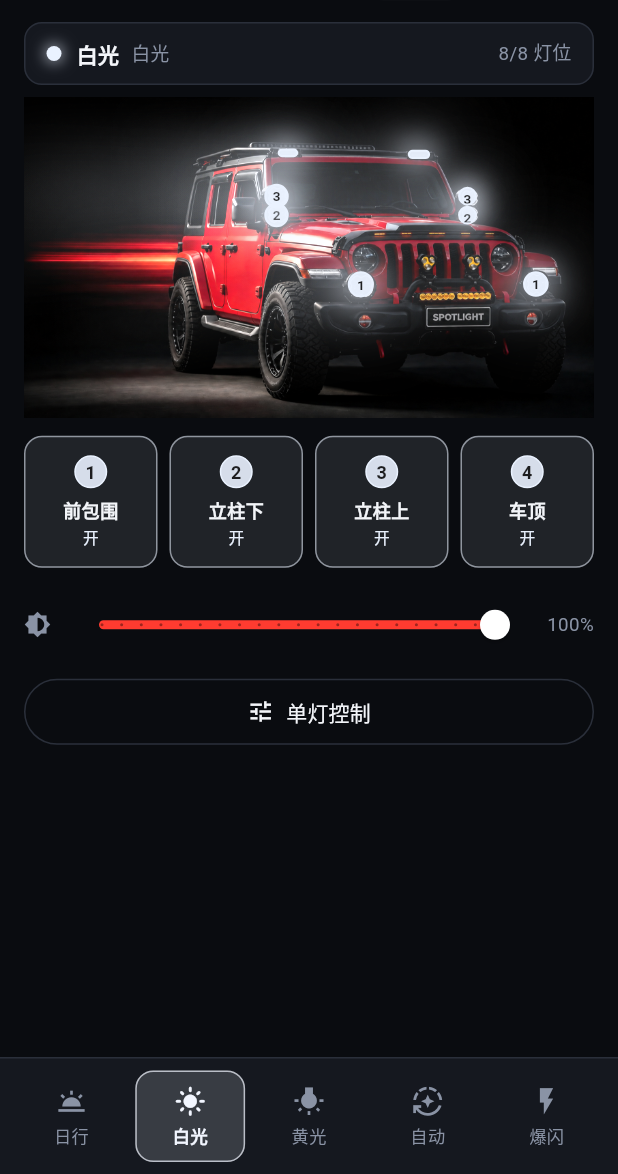
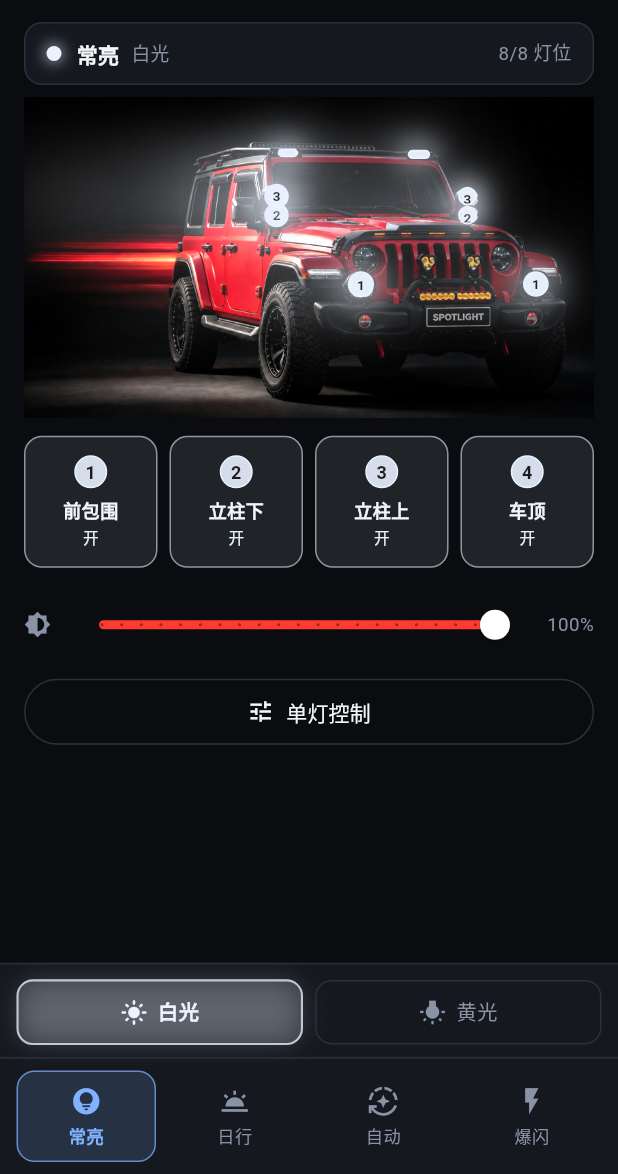
Before and after one commit to 981182547/YueyeShedeng, a Flutter app: the screen it shows after launch, on a phone screen of 412 x 824 dp, the part 62-1236 px from its top. Run offline on Flutter 3.47's test engine with Material 3 defaults, Android fonts, the phone set to English and light mode, and no system bars; our stand-ins replace flutter_blue_plus, permission_handler, shared_preferences.

Commit message:
颜色与模式拆成两个独立维度，加应用图标
底层本来就说明了问题：MODE_WHITE / MODE_YELLOW 和日行/自动/爆闪挤在
同一个枚举里，于是日行写死白光、爆闪只能沿用进入前的颜色、自动被传感器
覆盖。选了黄光再点日行，颜色就没了。

现在拆成三个正交维度：
  颜色 userColor 白/黄        —— 灯发什么色（新增 0x16 指令 + NVS 记忆）
  模式 sysMode  常亮/日行/自动/爆闪 —— 灯怎么个亮法
  灯位 lampMask 8 位掩码       —— 哪几个灯位参与
日行/爆闪/常亮全都用 userColor 那个色，切模式不丢颜色，换颜色不打断模式。

唯一例外是自动模式遇雨临时转黄光，雨停还原。为此状态上报拆出
activeColor(真实输出) 和 userColor(用户选定) 两个字段，payload 7→8 字节，
App 侧对 7 字节旧包做了兼容。界面在被覆盖时显示一行说明，
否则用户会以为白/黄开关坏了。

界面相应改成底部两层：上排选颜色，下排选模式。亮度滑条只在常亮模式可用
（日行固定低亮、自动看光敏、爆闪走节奏表，手动调没有意义）。

应用图标：adaptive_icon_foreground_inset 必须设 0 —— 默认 16% 会把原图
连同它自带的圆角边框一起缩小，变成"图标里套个小图标"，四周露黑边。

Co-Authored-By: Claude Opus 5 <noreply@anthropic.com>

```diff
--- a/offroad_light/lib/ble/protocol.dart
+++ b/offroad_light/lib/ble/protocol.dart
@@ -5,8 +5,11 @@ import 'dart:typed_data';
 ///
 /// 封包: [0xA5][OP][LEN_hi][LEN_lo][payload...]
 ///
-/// 设计要点:颜色不是灯位的属性,是【模式】的属性。
-/// 模式决定这一刻走黄光还是白光通道,灯位掩码决定哪几个灯位亮,两者正交。
+/// 设计要点:颜色、模式、灯位是三个【互相独立】的维度。
+///   颜色 白/黄            —— 灯发什么色
+///   模式 常亮/日行/自动/爆闪 —— 灯怎么个亮法
+///   灯位 8 位掩码          —— 哪几个灯位参与
+/// 切模式不会把颜色弄丢,换颜色也不打断当前模式。
 class Protocol {
   static const serviceUuid = '6e400001-b5a3-f393-e0a9-e50e24dcca9e';
   static const rxUuid = '6e400002-b5a3-f393-e0a9-e50e24dcca9e'; // App 写入
@@ -23,9 +26,11 @@ class Protocol {
   static const opGroup = 0x13; // [groupId, on] 整组开关
   static const opBright = 0x14; // [duty 0~100]
   static const opQuery = 0x15; // []           请求上报当前状态
+  static const opColor = 0x16; // [color]      0=白光 1=黄光
 
   // ---- 设备 -> App(Notify) ----
-  static const opStatus = 0x20; // [mode, mask, bright, color, night, rain, ver]
+  // [mode, mask, bright, activeColor, night, rain, ver, userColor]
+  static const opStatus = 0x20;
 
   static Uint8List frame(int op, List<int> payload) {
     final len = payload.length;
@@ -51,6 +56,9 @@ class Protocol {
   static Uint8List brightness(int duty) =>
       frame(opBright, [duty.clamp(0, 100)]);
 
+  /// 只换颜色,不动模式
+  static Uint8List color(int c) => frame(opColor, [c & 0x01]);
+
   static Uint8List query() => frame(opQuery, const []);
 }
 
@@ -63,9 +71,14 @@ class DeviceStatus {
   final int lampMask;
   final int brightness;
 
-  /// 当前实际输出的颜色:0=白光 1=黄光。
-  /// 自动模式下会随雨滴传感器变化,所以必须由设备告诉我们,不能自己推算。
+  /// 这一刻【实际输出】的颜色:0=白光 1=黄光。
+  /// 自动模式下遇到下雨会被设备临时改成黄光,所以只能由设备告诉我们,不能自己推算。
+  /// 界面上灯的发光颜色用它。
   final int color;
+
+  /// 用户【选定】的颜色。白/黄那个切换开关按它显示 ——
+  /// 雨天自动转黄的时候,开关仍然停在用户选的那一档,雨停就还原回去。
+  final int userColor;
 
   final bool night; // 光敏:是否夜间
   final bool rain; // 雨滴:是否正在下雨
@@ -76,6 +89,7 @@ class DeviceStatus {
     required this.lampMask,
     required this.brightness,
     required this.color,
+    required this.userColor,
     required this.night,
     required this.rain,
     required this.version,
@@ -94,6 +108,8 @@ class DeviceStatus {
       night: p[4] == 1,
       rain: p[5] == 1,
       version: p[6],
+      // 旧固件只发 7 个字节,没有这一项时就拿实际颜色顶上
+      userColor: p.length >= 8 ? p[7] : p[3],
     );
   }
 
@@ -101,5 +117,6 @@ class DeviceStatus {
   String toString() =>
       'DeviceStatus(mode:$mode mask:0x${lampMask.toRadixString(16)} '
       'bright:$brightness color:${isYellow ? "黄" : "白"} '
+      'userColor:${userColor == 1 ? "黄" : "白"} '
       'night:$night rain:$rain)';
 }
--- a/offroad_light/lib/models/lamp.dart
+++ b/offroad_light/lib/models/lamp.dart
@@ -140,17 +140,26 @@ LampGroup groupOf(int lampId) =>
     kGroups.firstWhere((g) => g.lampIds.contains(lampId));
 
 /// ══════════════════════════════════════════════════════════
-/// 工作模式
+/// 颜色和模式是【两个独立的维度】
 ///
-/// 编号必须和固件的 enum SysMode 一致。
+///   颜色:白 / 黄               —— 灯发什么色
+///   模式:常亮 / 日行 / 自动 / 爆闪 —— 灯怎么个亮法
+///
+/// 日行、爆闪、常亮用的都是当前选定的那个颜色;换颜色不打断当前模式,
+/// 切模式也不会把颜色弄丢。编号必须和固件的 enum 一致。
 /// ══════════════════════════════════════════════════════════
+
+class LightColorId {
+  static const white = 0;
+  static const yellow = 1;
+}
+
 class LightMode {
   static const off = 0;
-  static const drl = 1; // 日行
-  static const white = 2; // 白光
-  static const yellow = 3; // 黄光
-  static const auto = 4; // 自动
-  static const flash = 5; // 爆闪
+  static const steady = 1; // 常亮
+  static const drl = 2; // 日行
+  static const auto = 3; // 自动
+  static const flash = 4; // 爆闪
 }
 
 class ModeInfo {
@@ -158,19 +167,24 @@ class ModeInfo {
   final String name;
   final IconData icon;
 
-  /// 界面上这个模式的代表色。自动模式的实际颜色由车上的雨滴传感器决定,
-  /// 所以它显示成中性色,真实颜色以设备上报的为准。
+  /// 按钮选中时的强调色。这只是模式自己的辨识色,
+  /// 跟灯到底发什么颜色没有关系 —— 那由上面的白/黄开关决定。
   final Color color;
 
-  const ModeInfo(this.id, this.name, this.icon, this.color);
+  final String hint;
+
+  const ModeInfo(this.id, this.name, this.icon, this.color, this.hint);
 }
 
 const List<ModeInfo> kModes = [
-  ModeInfo(LightMode.drl, '日行', Icons.wb_twilight, Color(0xFFBFD4E6)),
-  ModeInfo(LightMode.white, '白光', Icons.light_mode, Color(0xFFF2F6FF)),
-  ModeInfo(LightMode.yellow, '黄光', Icons.wb_incandescent, Color(0xFFFFC53D)),
-  ModeInfo(LightMode.auto, '自动', Icons.auto_mode, Color(0xFF4DD0A0)),
-  ModeInfo(LightMode.flash, '爆闪', Icons.flash_on, Color(0xFFFF4D4D)),
+  ModeInfo(LightMode.steady, '常亮', Icons.lightbulb_circle, Color(0xFF7FB2FF),
+      '按设定亮度一直亮着'),
+  ModeInfo(LightMode.drl, '日行', Icons.wb_twilight, Color(0xFFBFD4E6),
+      '低亮度长亮,白天示宽用'),
+  ModeInfo(LightMode.auto, '自动', Icons.auto_mode, Color(0xFF4DD0A0),
+      '光敏定亮度,下雨临时转黄光'),
+  ModeInfo(LightMode.flash, '爆闪', Icons.flash_on, Color(0xFFFF4D4D),
+      '三连闪 + 间隔,警示用'),
 ];
 
 ModeInfo? modeInfo(int id) {
@@ -182,9 +196,8 @@ ModeInfo? modeInfo(int id) {
 
 String modeName(int id) => switch (id) {
       LightMode.off => '关灯',
+      LightMode.steady => '常亮',
       LightMode.drl => '日行',
-      LightMode.white => '白光',
-      LightMode.yellow => '黄光',
       LightMode.auto => '自动',
       LightMode.flash => '爆闪',
       _ => '未知',
--- a/offroad_light/lib/screens/home_screen.dart
+++ b/offroad_light/lib/screens/home_screen.dart
@@ -93,7 +93,7 @@ class HomeScreen extends StatelessWidget {
               ),
             ),
           ),
-          bottomNavigationBar: _ModeBar(state: state),
+          bottomNavigationBar: _BottomBar(state: state),
         );
       },
     );
@@ -321,9 +321,9 @@ class _BrightnessRow extends StatelessWidget {
 
   @override
   Widget build(BuildContext context) {
-    // 日行/自动/爆闪的亮度是固件按传感器和节奏表定的,手动调没有意义
-    final adjustable =
-        state.mode == LightMode.white || state.mode == LightMode.yellow;
+    // 只有常亮模式的亮度是用户说了算。
+    // 日行是固定低亮度、自动看光敏、爆闪走节奏表,这三个手动调没有意义。
+    final adjustable = state.mode == LightMode.steady;
 
     return Opacity(
       opacity: adjustable ? 1 : 0.45,
@@ -357,10 +357,15 @@ class _BrightnessRow extends StatelessWidget {
   }
 }
 
-/// 底部模式条:日行 / 白光 / 黄光 / 自动 / 爆闪
-class _ModeBar extends StatelessWidget {
+/// 底部两层:上面挑【颜色】,下面挑【模式】。
+///
+/// 分成两层是刻意的 —— 这两件事本来就互不相干:
+/// 颜色决定灯发什么色,模式决定灯怎么个亮法,日行/自动/爆闪用的都是上面选中的颜色。
+/// 以前把白光/黄光和日行/自动/爆闪并排塞进一排单选,选了黄光再点日行,
+/// 颜色就被顶掉了。
+class _BottomBar extends StatelessWidget {
   final AppState state;
-  const _ModeBar({required this.state});
+  const _BottomBar({required this.state});
 
   @override
   Widget build(BuildContext context) {
@@ -371,7 +376,15 @@ class _ModeBar extends StatelessWidget {
       ),
       child: SafeArea(
         top: false,
-        child: Padding(
+        child: Column(
+          mainAxisSize: MainAxisSize.min,
+          children: [
+            Padding(
+              padding: const EdgeInsets.fromLTRB(11, 10, 11, 8),
+              child: _ColorBar(state: state),
+            ),
+            const Divider(height: 1, color: AppColors.border),
+            Padding(
               padding: const EdgeInsets.symmetric(horizontal: 8, vertical: 8),
               child: Row(
                 children: [
@@ -385,6 +398,131 @@ class _ModeBar extends StatelessWidget {
                     ),
                 ],
               ),
+            ),
+          ],
+        ),
+      ),
+    );
+  }
+}
+
+/// 颜色:白光 / 黄光。切它不会打断当前模式。
+class _ColorBar extends StatelessWidget {
+  final AppState state;
+  const _ColorBar({required this.state});
+
+  @override
+  Widget build(BuildContext context) {
+    final off = state.mode == LightMode.off;
+
+    return Column(
+      mainAxisSize: MainAxisSize.min,
+      children: [
+        Opacity(
+          opacity: off ? 0.45 : 1,
+          child: Row(
+            children: [
+              Expanded(
+                child: _ColorButton(
+                  label: '白光',
+                  icon: Icons.light_mode,
+                  color: AppColors.lightWhite,
+                  selected: !state.pickedYellow,
+                  onTap: () => state.setColor(LightColorId.white),
+                ),
+              ),
+              const SizedBox(width: 8),
+              Expanded(
+                child: _ColorButton(
+                  label: '黄光',
+                  icon: Icons.wb_incandescent,
+                  color: AppColors.lightYellow,
+                  selected: state.pickedYellow,
+                  onTap: () => state.setColor(LightColorId.yellow),
+                ),
+              ),
+            ],
+          ),
+        ),
+        // 自动模式遇上下雨,设备会临时把颜色抢成黄光。
+        // 不解释一句的话,用户会以为这个开关坏了。
+        if (state.colorOverridden)
+          Padding(
+            padding: const EdgeInsets.only(top: 6),
+            child: Row(
+              mainAxisAlignment: MainAxisAlignment.center,
+              children: [
+                const Icon(Icons.water_drop, size: 13, color: Color(0xFF60A5FA)),
+                const SizedBox(width: 5),
+                Text(
+                  '检测到下雨,已临时转黄光',
+                  style: TextStyle(
+                    fontSize: 11.5,
+                    color: AppColors.textLo.withValues(alpha: 0.95),
+                  ),
+                ),
+              ],
+            ),
+          ),
+      ],
+    );
+  }
+}
+
+class _ColorButton extends StatelessWidget {
+  final String label;
+  final IconData icon;
+  final Color color;
+  final bool selected;
+  final VoidCallback onTap;
+
+  const _ColorButton({
+    required this.label,
+    required this.icon,
+    required this.color,
+    required this.selected,
+    required this.onTap,
+  });
+
+  @override
+  Widget build(BuildContext context) {
+    return GestureDetector(
+      onTap: onTap,
+      behavior: HitTestBehavior.opaque,
+      child: AnimatedContainer(
+        duration: const Duration(milliseconds: 180),
+        padding: const EdgeInsets.symmetric(vertical: 11),
+        decoration: BoxDecoration(
+          color: selected ? color.withValues(alpha: 0.16) : Colors.transparent,
+          borderRadius: BorderRadius.circular(11),
+          border: Border.all(
+            color: selected ? color.withValues(alpha: 0.75) : AppColors.border,
+            width: selected ? 1.4 : 1,
+          ),
+          boxShadow: selected
+              ? [
+                  BoxShadow(
+                    color: color.withValues(alpha: 0.22),
+                    blurRadius: 14,
+                    spreadRadius: -2,
+                  )
+                ]
+              : null,
+        ),
+        child: Row(
+          mainAxisAlignment: MainAxisAlignment.center,
+          children: [
+            Icon(icon, size: 18, color: selected ? color : AppColors.textLo),
+            const SizedBox(width: 7),
+            Text(
+              label,
+              style: TextStyle(
+                fontSize: 13.5,
+                fontWeight: selected ? FontWeight.w700 : FontWeight.w400,
+                color: selected ? color : AppColors.textLo,
+              ),
+            ),
+          ],
         ),
       ),
     );
--- a/offroad_light/lib/state/app_state.dart
+++ b/offroad_light/lib/state/app_state.dart
@@ -27,14 +27,17 @@ class AppState extends ChangeNotifier {
   ConnState conn = ConnState.disconnected;
   String statusLog = '';
 
-  // ---- 灯光状态(默认值 = 固件的出厂默认:白光、全部灯位打开) ----
-  int mode = LightMode.white;
+  // ---- 灯光状态(默认值 = 固件的出厂默认:白光常亮、全部灯位打开) ----
+  int mode = LightMode.steady;
   int lampMask = 0xFF;
   int brightness = 100;
 
-  /// 当前实际输出的颜色,0=白 1=黄。
-  /// 自动模式下由车上的雨滴传感器决定,只能由设备告诉我们。
-  int activeColor = 0;
+  /// 用户【选定】的颜色,0=白 1=黄。白/黄那个切换开关显示的是它。
+  int userColor = LightColorId.white;
+
+  /// 这一刻【实际输出】的颜色。正常等于 userColor,
+  /// 只有自动模式遇上下雨才被设备临时改成黄光 —— 车图上的发光颜色用它。
+  int activeColor = LightColorId.white;
 
   bool night = false;
   bool rain = false;
@@ -42,7 +45,15 @@ class AppState extends ChangeNotifier {
   /// 是否收到过设备的状态上报。没连上时界面显示的只是上次的记忆值。
   bool synced = false;
 
-  bool get isYellow => activeColor == 1;
+  /// 灯这一刻是不是黄的(界面配色跟着它走)
+  bool get isYellow => activeColor == LightColorId.yellow;
+
+  /// 用户选的是不是黄光(白/黄开关的位置跟着它走)
+  bool get pickedYellow => userColor == LightColorId.yellow;
+
+  /// 自动模式下雨滴把颜色抢走了 —— 界面要说明一下为什么和所选的不一样
+  bool get colorOverridden => activeColor != userColor;
+
   bool get isConnected => conn == ConnState.connected;
 
   // ---- 上次连接的设备,下次打开自动连回去 ----
@@ -66,6 +77,7 @@ class AppState extends ChangeNotifier {
     lampMask = s.lampMask;
     brightness = s.brightness;
     activeColor = s.color;
+    userColor = s.userColor;
     night = s.night;
     rain = s.rain;
     synced = true;
@@ -95,14 +107,26 @@ class AppState extends ChangeNotifier {
 
   // ---- 操作(乐观更新 + 下发) ----
 
+  /// 只切模式,不动颜色
   void setMode(int m) {
     mode = m;
-    // 白光/黄光模式下界面颜色可以立刻确定;自动模式要等设备按雨滴传感器上报
-    if (m == LightMode.yellow) activeColor = 1;
-    if (m == LightMode.white || m == LightMode.drl) activeColor = 0;
+    // 除了自动模式(颜色可能被雨滴抢走),其它模式的颜色就是用户选的那个
+    if (m != LightMode.auto) activeColor = userColor;
     notifyListeners();
     ble?.send(Protocol.mode(m));
   }
+
+  /// 只切颜色,不动模式 —— 日行/爆闪/常亮都会立刻换成这个颜色
+  void setColor(int c) {
+    userColor = c;
+    // 自动模式下雨时颜色归传感器管,这里不抢,等设备上报
+    if (mode != LightMode.auto) activeColor = c;
+    notifyListeners();
+    ble?.send(Protocol.color(c));
+  }
+
+  void toggleColor() => setColor(
+      pickedYellow ? LightColorId.white : LightColorId.yellow);
 
   void toggleLamp(int id) {
     final on = !isLampOn(id);
@@ -136,7 +160,7 @@ class AppState extends ChangeNotifier {
     ble?.send(Protocol.brightness(brightness));
   }
 
-  /// 总开关:关灯 <-> 回到上一次的常亮模式
+  /// 总开关:关灯 <-> 回到关灯前的那个模式
   void togglePower() {
     if (mode == LightMode.off) {
       setMode(_lastLitMode);
@@ -146,7 +170,7 @@ class AppState extends ChangeNotifier {
     }
   }
 
-  int _lastLitMode = LightMode.white;
+  int _lastLitMode = LightMode.steady;
 
   /// 界面重新拉一次设备状态(下拉刷新 / 重连之后)
   void refresh() => ble?.send(Protocol.query());
```
Also changed, not shown: offroad_light/pubspec.yaml (+21 -0 lines), offroad_light/assets/icon/icon.png (added), offroad_light/pubspec.lock, 14 other files. Lines whose indentation alone changed are shown as unchanged.
